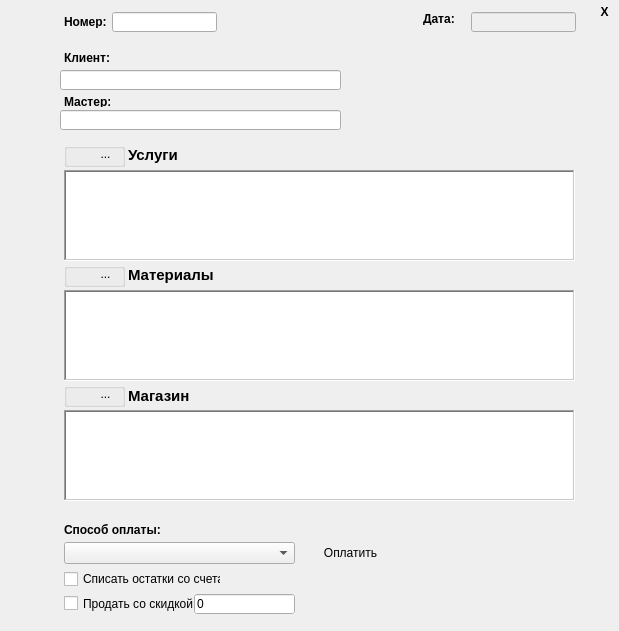
Qt form frm_okazanie_uslug.ui (sergey4475/profi) before a commit.
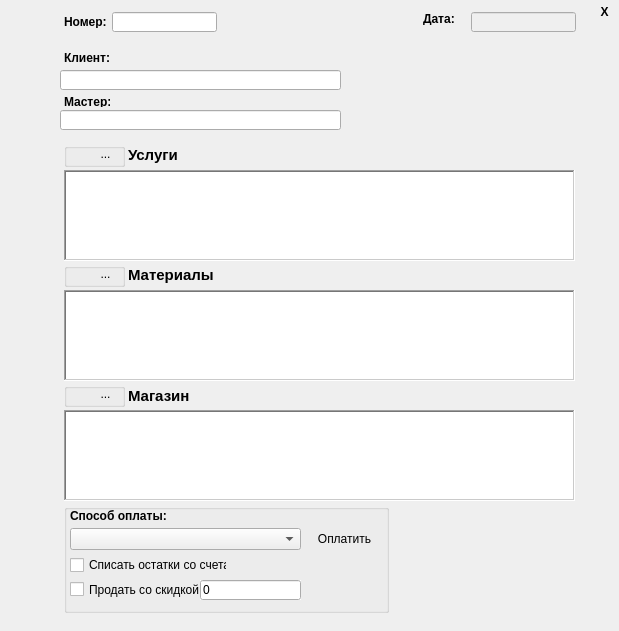
The same form after that commit. Icons and pictures are not drawn. Custom widgets are drawn as their Qt base class.

```diff
--- a/frm_okazanie_uslug.ui
+++ b/frm_okazanie_uslug.ui
@@ -168,73 +168,6 @@
     <bool>true</bool>
    </attribute>
   </widget>
-  <widget class="QComboBox" name="sposobOplati">
-   <property name="enabled">
-    <bool>true</bool>
-   </property>
-   <property name="geometry">
-    <rect>
-     <x>64</x>
-     <y>542</y>
-     <width>231</width>
-     <height>22</height>
-    </rect>
-   </property>
-  </widget>
-  <widget class="QToolButton" name="but_oplatit">
-   <property name="enabled">
-    <bool>true</bool>
-   </property>
-   <property name="geometry">
-    <rect>
-     <x>300</x>
-     <y>542</y>
-     <width>101</width>
-     <height>21</height>
-    </rect>
-   </property>
-   <property name="autoFillBackground">
-    <bool>false</bool>
-   </property>
-   <property name="text">
-    <string>Оплатить</string>
-   </property>
-   <property name="icon">
-    <iconset resource="icons.qrc">
-     <normaloff>:/res/icons/27.ico</normaloff>:/res/icons/27.ico</iconset>
-   </property>
-   <property name="autoRepeatDelay">
-    <number>303</number>
-   </property>
-   <property name="toolButtonStyle">
-    <enum>Qt::ToolButtonTextBesideIcon</enum>
-   </property>
-   <property name="autoRaise">
-    <bool>true</bool>
-   </property>
-   <property name="arrowType">
-    <enum>Qt::NoArrow</enum>
-   </property>
-  </widget>
-  <widget class="QLabel" name="label_5">
-   <property name="geometry">
-    <rect>
-     <x>64</x>
-     <y>522</y>
-     <width>99</width>
-     <height>16</height>
-    </rect>
-   </property>
-   <property name="font">
-    <font>
-     <weight>75</weight>
-     <bold>true</bold>
-    </font>
-   </property>
-   <property name="text">
-    <string>Способ оплаты:</string>
-   </property>
-  </widget>
   <widget class="QSelLineEdit" name="Client">
    <property name="geometry">
     <rect>
@@ -255,54 +188,6 @@
     </rect>
    </property>
   </widget>
-  <widget class="QCheckBox" name="spisanie_so_scheta">
-   <property name="geometry">
-    <rect>
-     <x>64</x>
-     <y>570</y>
-     <width>157</width>
-     <height>18</height>
-    </rect>
-   </property>
-   <property name="text">
-    <string>Списать остатки со счета</string>
-   </property>
-  </widget>
-  <widget class="QCheckBox" name="checkSkidka">
-   <property name="geometry">
-    <rect>
-     <x>64</x>
-     <y>595</y>
-     <width>131</width>
-     <height>17</height>
-    </rect>
-   </property>
-   <property name="text">
-    <string>Продать со скидкой</string>
-   </property>
-  </widget>
-  <widget class="QLineEdit" name="Skidka">
-   <property name="enabled">
-    <bool>true</bool>
-   </property>
-   <property name="geometry">
-    <rect>
-     <x>194</x>
-     <y>594</y>
-     <width>101</width>
-     <height>20</height>
-    </rect>
-   </property>
-   <property name="autoFillBackground">
-    <bool>true</bool>
-   </property>
-   <property name="inputMask">
-    <string>999; </string>
-   </property>
-   <property name="text">
-    <string>0</string>
-   </property>
-  </widget>
   <widget class="QTableView" name="Materials">
    <property name="geometry">
     <rect>
@@ -650,6 +535,143 @@
     <bool>true</bool>
    </property>
   </widget>
+  <widget class="QGroupBox" name="groupOplati">
+   <property name="geometry">
+    <rect>
+     <x>64</x>
+     <y>504</y>
+     <width>325</width>
+     <height>109</height>
+    </rect>
+   </property>
+   <property name="title">
+    <string/>
+   </property>
+   <property name="alignment">
+    <set>Qt::AlignLeading|Qt::AlignLeft|Qt::AlignVCenter</set>
+   </property>
+   <property name="flat">
+    <bool>true</bool>
+   </property>
+   <property name="checkable">
+    <bool>false</bool>
+   </property>
+   <widget class="QLineEdit" name="Skidka">
+    <property name="enabled">
+     <bool>true</bool>
+    </property>
+    <property name="geometry">
+     <rect>
+      <x>136</x>
+      <y>76</y>
+      <width>101</width>
+      <height>20</height>
+     </rect>
+    </property>
+    <property name="autoFillBackground">
+     <bool>true</bool>
+    </property>
+    <property name="inputMask">
+     <string>999; </string>
+    </property>
+    <property name="text">
+     <string>0</string>
+    </property>
+   </widget>
+   <widget class="QLabel" name="label_5">
+    <property name="geometry">
+     <rect>
+      <x>6</x>
+      <y>4</y>
+      <width>99</width>
+      <height>16</height>
+     </rect>
+    </property>
+    <property name="font">
+     <font>
+      <weight>75</weight>
+      <bold>true</bold>
+     </font>
+    </property>
+    <property name="text">
+     <string>Способ оплаты:</string>
+    </property>
+   </widget>
+   <widget class="QCheckBox" name="checkSkidka">
+    <property name="geometry">
+     <rect>
+      <x>6</x>
+      <y>77</y>
+      <width>131</width>
+      <height>17</height>
+     </rect>
+    </property>
+    <property name="text">
+     <string>Продать со скидкой</string>
+    </property>
+   </widget>
+   <widget class="QCheckBox" name="spisanie_so_scheta">
+    <property name="geometry">
+     <rect>
+      <x>6</x>
+      <y>52</y>
+      <width>157</width>
+      <height>18</height>
+     </rect>
+    </property>
+    <property name="text">
+     <string>Списать остатки со счета</string>
+    </property>
+   </widget>
+   <widget class="QComboBox" name="sposobOplati">
+    <property name="enabled">
+     <bool>true</bool>
+    </property>
+    <property name="geometry">
+     <rect>
+      <x>6</x>
+      <y>24</y>
+      <width>231</width>
+      <height>22</height>
+     </rect>
+    </property>
+   </widget>
+   <widget class="QToolButton" name="but_oplatit">
+    <property name="enabled">
+     <bool>true</bool>
+    </property>
+    <property name="geometry">
+     <rect>
+      <x>240</x>
+      <y>24</y>
+      <width>81</width>
+      <height>21</height>
+     </rect>
+    </property>
+    <property name="autoFillBackground">
+     <bool>false</bool>
+    </property>
+    <property name="text">
+     <string>Оплатить</string>
+    </property>
+    <property name="icon">
+     <iconset resource="icons.qrc">
+      <normaloff>:/res/icons/27.ico</normaloff>:/res/icons/27.ico</iconset>
+    </property>
+    <property name="autoRepeatDelay">
+     <number>303</number>
+    </property>
+    <property name="toolButtonStyle">
+     <enum>Qt::ToolButtonTextBesideIcon</enum>
+    </property>
+    <property name="autoRaise">
+     <bool>true</bool>
+    </property>
+    <property name="arrowType">
+     <enum>Qt::NoArrow</enum>
+    </property>
+   </widget>
+  </widget>
  </widget>
  <customwidgets>
   <customwidget>
```
